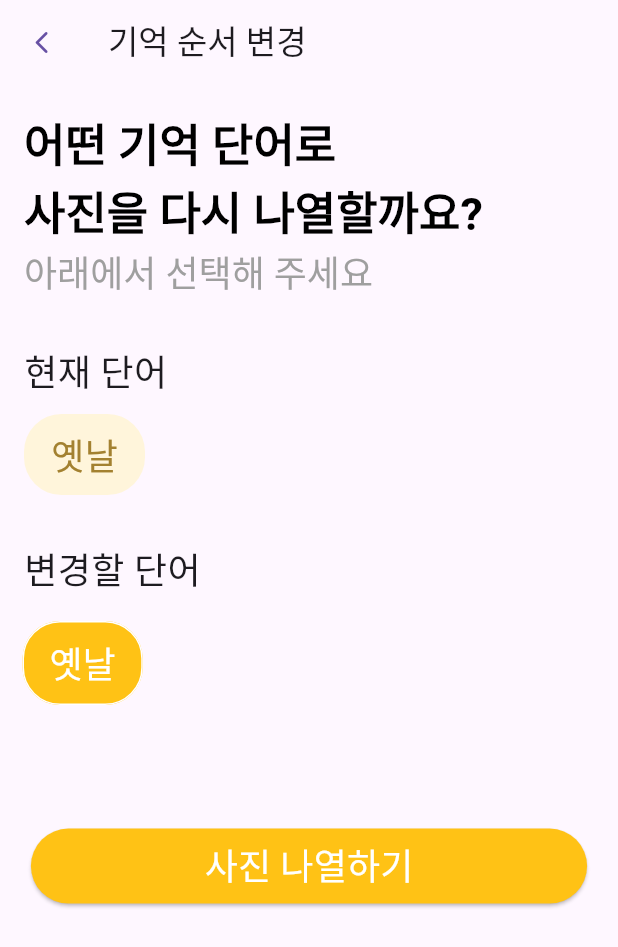
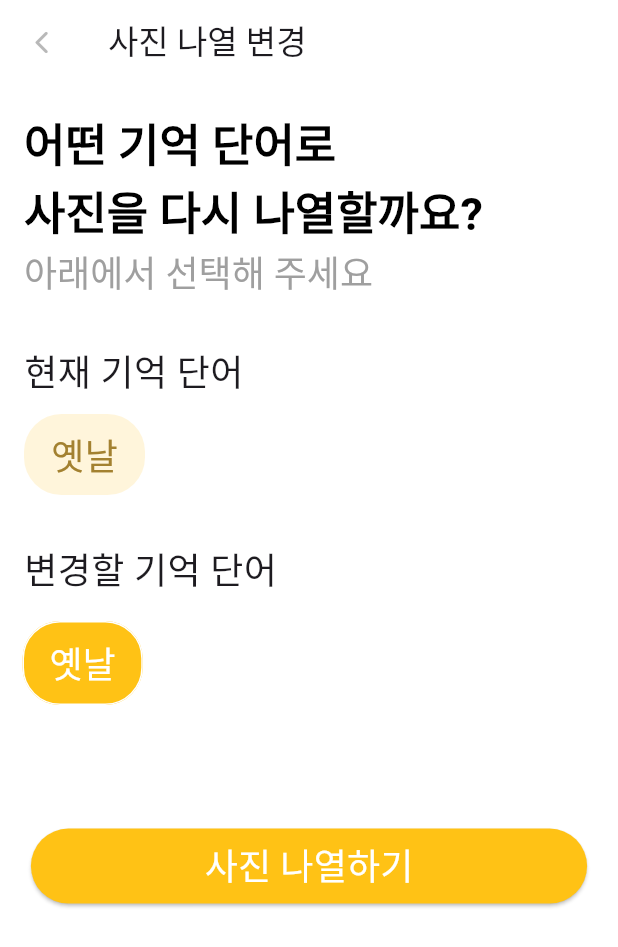
Before and after one commit to H0ngJu/atti, a Flutter app: the GalleryOption screen opened directly, on a phone screen of 412 x 824 dp. Shown: the top 947 px of the screen. Run offline on Flutter 3.47's test engine with Material 3 defaults, Android fonts, the phone set to English and light mode, and no system bars; our stand-ins replace cloud_firestore, firebase_auth, firebase_core, firebase_messaging, firebase_storage, flutter_dotenv and 14 more; missing offline and left inert: bottom_picker, cloud_firestore_platform_interface, dart:ffi, firebase_app_check, material_tag_editor; accounts and stored records are empty; Roboto replaces fonts that are missing (PretendardMedium).

Commit message:
feat/#192/기억 등록, 갤러리, 회상 대화 파트 UI 수정, 회상 대화 완료 시 기억 제목을 동적으로 띄우도록 수정

```diff
--- a/lib/screen/LoginSignUp/FinishSignUpScreen.dart
+++ b/lib/screen/LoginSignUp/FinishSignUpScreen.dart
@@ -19,6 +19,7 @@ class _FinishSignUpScreenState extends State<FinishSignUpScreen> {
     final ColorPallet colorPallet = Get.put(ColorPallet());
 
     return Scaffold(
+      backgroundColor: Colors.white,
       body: Stack(
         children: [
           Container(
--- a/lib/screen/LoginSignUp/IntroPage.dart
+++ b/lib/screen/LoginSignUp/IntroPage.dart
@@ -34,6 +34,7 @@ class _IntroPageState extends State<IntroPage> {
     double height = MediaQuery.of(context).size.height;
     double width = MediaQuery.of(context).size.width;
     return Scaffold(
+      backgroundColor: Colors.white,
       body: Container(
         width: width,
         child: Align(
--- a/lib/screen/LoginSignUp/LogInScreen.dart
+++ b/lib/screen/LoginSignUp/LogInScreen.dart
@@ -32,7 +32,9 @@ class _LogInScreenState extends State<LogInScreen> {
     bool loginSuccess;
 
     return Scaffold(
+      backgroundColor: Colors.white,
       appBar: AppBar(
+        backgroundColor: Colors.white,
         leading: IconButton(
             padding: EdgeInsets.all(5),
             onPressed: (){
--- a/lib/screen/LoginSignUp/LogInSignUpMainScreen.dart
+++ b/lib/screen/LoginSignUp/LogInSignUpMainScreen.dart
@@ -26,6 +26,7 @@ class _LogInSignUpMainScreenState extends State<LogInSignUpMainScreen> {
     double width = MediaQuery.of(context).size.width;
 
     return Scaffold(
+      backgroundColor: Colors.white,
         body: Container(
             width: width,
             height: height,
--- a/lib/screen/LoginSignUp/SignUpScreen1.dart
+++ b/lib/screen/LoginSignUp/SignUpScreen1.dart
@@ -38,6 +38,7 @@ class _SignUpScreen1State extends State<SignUpScreen1> {
     double width = MediaQuery.of(context).size.width;
 
     return Scaffold(
+      backgroundColor: Colors.white,
       body: SingleChildScrollView(
         child: Stack(
           children: [
--- a/lib/screen/LoginSignUp/SignUpScreen2.dart
+++ b/lib/screen/LoginSignUp/SignUpScreen2.dart
@@ -29,6 +29,7 @@ class _SignUpScreen2State extends State<SignUpScreen2> {
     bool isValid = isIdValid && isPwCheckValid;
 
     return Scaffold(
+      backgroundColor: Colors.white,
       body: GestureDetector(
         onTap: (){
           FocusScope.of(context).unfocus();
--- a/lib/screen/LoginSignUp/SignUpScreen3.dart
+++ b/lib/screen/LoginSignUp/SignUpScreen3.dart
@@ -87,6 +87,7 @@ class _SignUpScreen3State extends State<SignUpScreen3> {
       isNameValid && isPhoneValid && isPatientEmailValid; // 보호자라면
 
     return Scaffold(
+      backgroundColor: Colors.white,
       body: GestureDetector(
         onTap: () {
           FocusScope.of(context).unfocus();
--- a/lib/screen/memory/chat/BeforeSave.dart
+++ b/lib/screen/memory/chat/BeforeSave.dart
@@ -16,8 +16,10 @@ class BeforeSave extends StatelessWidget {
     ChatController chatController = ChatController();
 
     return Scaffold(
+      backgroundColor: Colors.white,
         appBar: AppBar(
-          title: Text('${memory.imgTitle}기억 회상 대화'),
+          title: Text('\'${memory.imgTitle}\' 기억 회상 대화'),
+          backgroundColor: Colors.white,
         ),
         body: SingleChildScrollView(
           child: Container(
@@ -55,7 +57,7 @@ class BeforeSave extends StatelessWidget {
                           Navigator.push(
                             context,
                             MaterialPageRoute(
-                                builder: (context) => ChatComplete()),
+                                builder: (context) => ChatComplete(memory: memory)),
                           );
                         } else {
                           print('Error: memory.reference?.path is null');
--- a/lib/screen/memory/chat/Chat.dart
+++ b/lib/screen/memory/chat/Chat.dart
@@ -141,7 +141,9 @@ class _ChatState extends State<Chat> {
   @override
   Widget build(BuildContext context) {
     return Scaffold(
+      backgroundColor: Colors.white,
       appBar: AppBar(
+        backgroundColor: Colors.white,
         title: Text('\'${widget.memory.imgTitle}\'기억 회상 대화'),
       ),
       body: Stack(children: [
--- a/lib/screen/memory/chat/ChatHistory.dart
+++ b/lib/screen/memory/chat/ChatHistory.dart
@@ -44,6 +44,7 @@ class ChatHistory extends StatelessWidget {
         if (snapshot.hasData) {
           List<Message> messages = snapshot.data!;
           return Scaffold(
+            backgroundColor: Colors.white,
             appBar: SimpleAppBar(
               title: '아띠와 회상 대화 기록',
             ),
--- a/lib/screen/memory/chat/RecollectionChat.dart
+++ b/lib/screen/memory/chat/RecollectionChat.dart
@@ -147,7 +147,9 @@ class _RecollectionChatState extends State<RecollectionChat> {
   @override
   Widget build(BuildContext context) {
     return Scaffold(
+      backgroundColor: Colors.white,
       appBar: AppBar(
+        backgroundColor: Colors.white,
         title: Text('\'${widget.recollection.title}\'기억 회상 대화'),
       ),
       body: Stack(children: [
--- a/lib/screen/memory/gallery/GalleryOption.dart
+++ b/lib/screen/memory/gallery/GalleryOption.dart
@@ -71,7 +71,7 @@ class _GalleryOptionState extends State<GalleryOption> {
       children: [
         Container(
           child: Text(
-            '현재 단어',
+            '현재 기억 단어',
             style: TextStyle(fontSize: 24),
           ),
         ),
@@ -94,7 +94,7 @@ class _GalleryOptionState extends State<GalleryOption> {
       children: [
         Container(
           child: Text(
-            '변경할 단어',
+            '변경할 기억 단어',
             style: TextStyle(fontSize: 24),
           ),
         ),
@@ -105,14 +105,17 @@ class _GalleryOptionState extends State<GalleryOption> {
   @override
   Widget build(BuildContext context) {
     return Scaffold(
+      backgroundColor: Colors.white,
       appBar: AppBar(
-        title: Text('기억 순서 변경'),
+        backgroundColor: Colors.white,
+        title: Text('사진 나열 변경'),
         leading: TextButton(
           onPressed: () {
             Navigator.of(context).pop();
           },
           child: Icon(
             Icons.arrow_back_ios_rounded,
+            color: Color(0xffB8B8B8),
           ),
         ),
       ),
@@ -134,12 +137,12 @@ class _GalleryOptionState extends State<GalleryOption> {
                     TextSpan(
                         text: '어떤 기억 단어로\n',
                         style: TextStyle(
-                          fontWeight: FontWeight.bold,
+                          fontWeight: FontWeight.w600,
                         )),
                     TextSpan(
                       text: '사진을 다시 나열할까요?',
                       style: TextStyle(
-                        fontWeight: FontWeight.bold,
+                        fontWeight: FontWeight.w600,
                       ),
                     ),
                     TextSpan(
--- a/lib/screen/memory/gallery/MemoryDetail.dart
+++ b/lib/screen/memory/gallery/MemoryDetail.dart
@@ -38,7 +38,9 @@ class MemoryDetail extends StatelessWidget {
   @override
   Widget build(BuildContext context) {
     return Scaffold(
+        backgroundColor: Colors.white,
         appBar: AppBar(
+          backgroundColor: Colors.white,
           title: Text('기억 한 조각'),
           actions: <Widget>[
             Container(
--- a/lib/screen/memory/gallery/RecollectionDetail.dart
+++ b/lib/screen/memory/gallery/RecollectionDetail.dart
@@ -49,6 +49,7 @@ class RecollectionDetail extends StatelessWidget {
   @override
   Widget build(BuildContext context) {
     return Scaffold(
+        backgroundColor: Colors.white,
         appBar: SimpleAppBar(title: '그때 그 시절'),
         body: Stack(children: <Widget>[
           SingleChildScrollView(
--- a/lib/screen/memory/register/MemoryRegister2.dart
+++ b/lib/screen/memory/register/MemoryRegister2.dart
@@ -31,7 +31,7 @@ class _MemoryRegister2State extends State<MemoryRegister2> {
               child: SingleChildScrollView(
                 child: Column(
                   children: [
-                    DetailPageTitle(title: '기억하기', description: '사진 제목을 입력해주세요', totalStep: 4, currentStep: 2,),
+                    DetailPageTitle(title: '기억 남기기', description: '사진 제목을 입력해주세요', totalStep: 4, currentStep: 2,),
                     SizedBox(height: 30,),
                     Container(
                       constraints: BoxConstraints(maxHeight: MediaQuery.of(context).size.height * 0.4),
@@ -50,7 +50,7 @@ class _MemoryRegister2State extends State<MemoryRegister2> {
                         cursorColor: Colors.black,
                         style: TextStyle(fontSize: 24),
                         decoration: InputDecoration(
-                          hintText: '사진 제목을 뭐라고 할까요?',
+                          hintText: '사진 제목으로 무엇이 좋을까요?',
                           hintStyle: TextStyle(fontSize: 24, color: Color(0xffA38130)),
                           filled: true, // 배경을 채움
                           fillColor: Color(0xffFFF5DB),
--- a/lib/screen/memory/register/MemoryRegister3.dart
+++ b/lib/screen/memory/register/MemoryRegister3.dart
@@ -55,8 +55,8 @@ class _MemoryRegister3State extends State<MemoryRegister3> {
                 crossAxisAlignment: CrossAxisAlignment.start,
                 children: [
                   DetailPageTitle(
-                    title: '기억하기',
-                    description: '\'${memoryNoteController.memoryNote.value.imgTitle}\' 사진에 대한 정보를 알려주세요!',
+                    title: '기억 남기기',
+                    description: '\'${memoryNoteController.memoryNote.value.imgTitle}\' 사진에 대한\n정보를 알려주세요!',
                     totalStep: 4, currentStep: 3,
                   ),
                   SizedBox(height: 30,),
--- a/lib/screen/memory/register/MemoryRegister4.dart
+++ b/lib/screen/memory/register/MemoryRegister4.dart
@@ -42,11 +42,20 @@ class _MemoryRegister4State extends State<MemoryRegister4> {
               child: Column(
                 children: [
                   DetailPageTitle(
-                    title: '기억하기',
-                    description: '\'${memoryNoteController.memoryNote.value.imgTitle}\' 사진에 대한 정보를 알려주세요!',
+                    title: '기억 남기기',
+                    description: '\'${memoryNoteController.memoryNote.value.imgTitle}\' 사진에 대한\n정보를 알려주세요!',
                     totalStep: 4, currentStep: 4,
                   ),
                   SizedBox(height: 20,),
+                  Container(
+                    margin: EdgeInsets.only(left: 15),
+                    width: MediaQuery.of(context).size.width * 0.9,
+                    alignment: Alignment.centerLeft,
+                    child: Text('기억 단어를 입력해주세요', textAlign: TextAlign.left, style: TextStyle(
+                      fontSize: 24,
+                    ),),
+                  ),
+                  SizedBox(height: 10,),
                   AddKeywordTag(),
 
                   SizedBox(height: 50,),
@@ -60,7 +69,7 @@ class _MemoryRegister4State extends State<MemoryRegister4> {
               alignment: Alignment.centerLeft,
               child: Text('기억 단어란?', textAlign: TextAlign.left,
                 style: TextStyle(
-                    fontSize: 20, color: Color(0xff616161), fontWeight: FontWeight.w600
+                    fontSize: 20, color: Color(0xff616161), fontWeight: FontWeight.w600,
                 ),),
             ),
             Container(
@@ -121,7 +130,7 @@ class _MemoryRegister4State extends State<MemoryRegister4> {
               contentPadding: EdgeInsets.only(top: 15, bottom: 10, left: 15),
               filled: true,
               fillColor: Color(0xffFFF5DB),
-              hintText: '기억 단어를 입력해주세요',
+              hintText: '사진과 관련된 단어를 입력해주세요',
               hintStyle: TextStyle(color: Color(0xffA38130), fontSize: 24, fontWeight: FontWeight.normal)
           ),
 
@@ -157,6 +166,7 @@ class _Chip extends StatelessWidget {
     return Container(
       padding: EdgeInsets.only(top: 5,),
       child: Chip(
+        backgroundColor: Colors.white,
         shape: RoundedRectangleBorder(
           side: BorderSide(color: Color(0xffA38130), width: 1),
           borderRadius: BorderRadius.circular(20)
```
Also changed, not shown: lib/screen/memory/chat/ChatComplete.dart (+8 -3 lines), lib/screen/memory/register/MemoryRegisterCheck.dart (+6 -2 lines).
